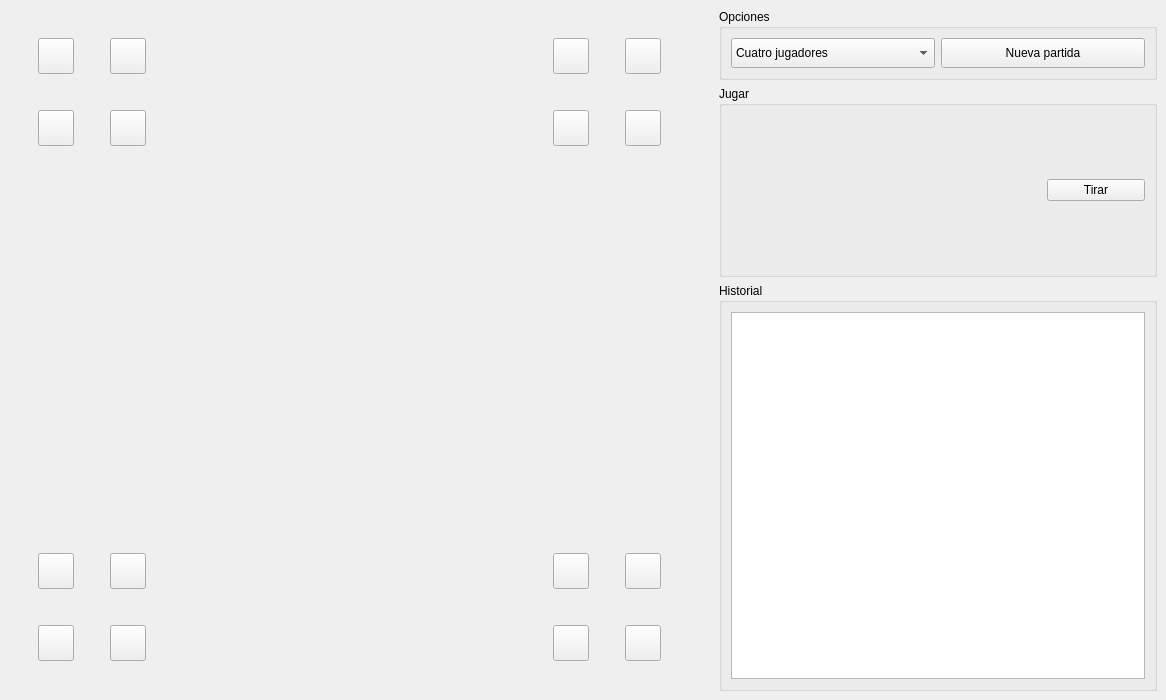
Old version of the form parchis.ui in the repository Lerduzz/Lerchis.
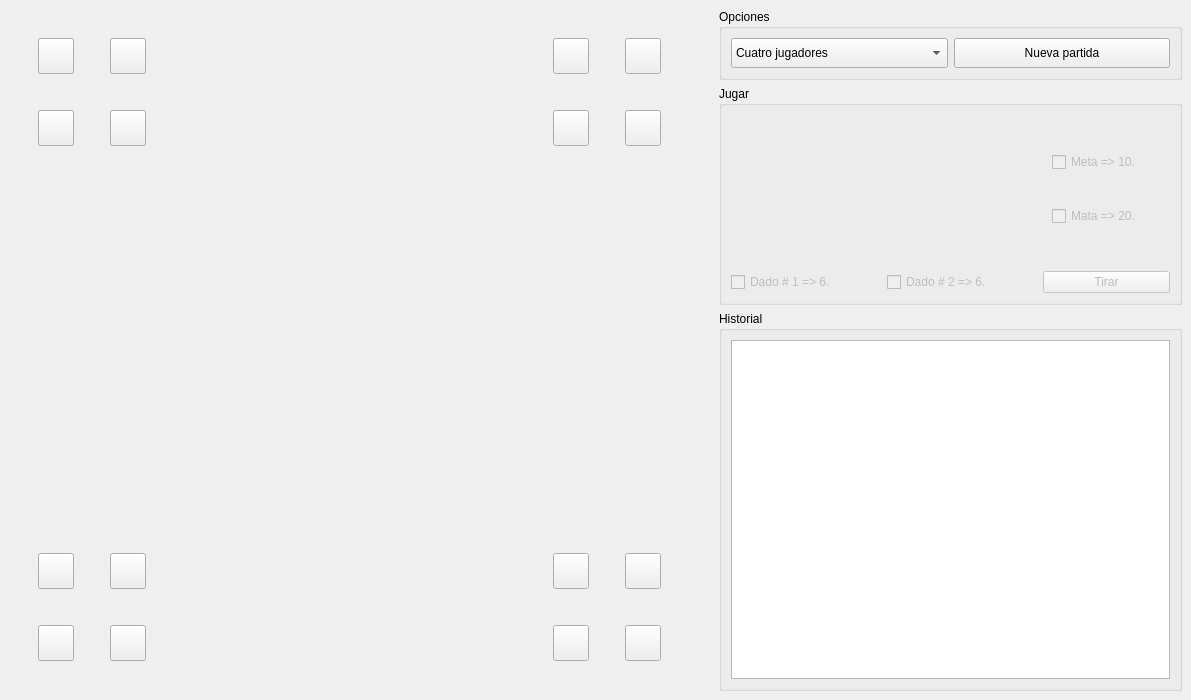
New version of the form. Icons and pictures are not drawn.

Commit message: Organizacion y limpieza para comenzar a crear la logica del juego.

What changed in the file:
```diff
--- a/parchis.ui
+++ b/parchis.ui
@@ -6,7 +6,7 @@
    <rect>
     <x>0</x>
     <y>0</y>
-    <width>1166</width>
+    <width>1191</width>
     <height>700</height>
    </rect>
   </property>
@@ -471,45 +471,18 @@
          <property name="title">
           <string>Jugar</string>
          </property>
-         <layout class="QHBoxLayout" name="horizontalLayout_2">
-          <item>
-           <widget class="QWidget" name="widgetDados" native="true">
-            <layout class="QHBoxLayout" name="layoutDados">
-             <property name="spacing">
-              <number>10</number>
-             </property>
-             <property name="leftMargin">
-              <number>0</number>
-             </property>
-             <property name="topMargin">
-              <number>0</number>
-             </property>
-             <property name="rightMargin">
-              <number>0</number>
-             </property>
-             <property name="bottomMargin">
-              <number>0</number>
-             </property>
-             <item>
-              <widget class="QWidget" name="dado1" native="true">
-               <property name="minimumSize">
-                <size>
-                 <width>150</width>
-                 <height>150</height>
-                </size>
-               </property>
-               <property name="maximumSize">
-                <size>
-                 <width>150</width>
-                 <height>150</height>
-                </size>
-               </property>
-               <property name="styleSheet">
-                <string notr="true">border-image: url(:/dados/dado06.png) 0 0 0 0 stretch stretch;</string>
+         <layout class="QGridLayout" name="layoutJugar">
+          <item row="1" column="0">
+           <widget class="QCheckBox" name="checkDado1">
+            <property name="enabled">
+             <bool>false</bool>
+            </property>
+            <property name="text">
+             <string>Dado # 1 =&gt; 6.</string>
                </property>
               </widget>
              </item>
-             <item>
+          <item row="0" column="1">
               <widget class="QWidget" name="dado2" native="true">
                <property name="minimumSize">
                 <size>
@@ -528,31 +501,65 @@
                </property>
               </widget>
              </item>
-            </layout>
-           </widget>
-          </item>
-          <item>
-           <widget class="QWidget" name="cajaTirar" native="true">
-            <layout class="QGridLayout" name="layoutTirar">
-             <property name="leftMargin">
-              <number>0</number>
-             </property>
-             <property name="topMargin">
-              <number>0</number>
-             </property>
-             <property name="rightMargin">
-              <number>0</number>
-             </property>
-             <property name="bottomMargin">
-              <number>0</number>
-             </property>
-             <property name="horizontalSpacing">
-              <number>0</number>
-             </property>
              <item row="0" column="0">
+           <widget class="QWidget" name="dado1" native="true">
+            <property name="minimumSize">
+             <size>
+              <width>150</width>
+              <height>150</height>
+             </size>
+            </property>
+            <property name="maximumSize">
+             <size>
+              <width>150</width>
+              <height>150</height>
+             </size>
+            </property>
+            <property name="styleSheet">
+             <string notr="true">border-image: url(:/dados/dado06.png) 0 0 0 0 stretch stretch;</string>
+            </property>
+           </widget>
+          </item>
+          <item row="1" column="1">
+           <widget class="QCheckBox" name="checkDado2">
+            <property name="enabled">
+             <bool>false</bool>
+            </property>
+            <property name="text">
+             <string>Dado # 2 =&gt; 6.</string>
+            </property>
+           </widget>
+          </item>
+          <item row="1" column="2">
               <widget class="QPushButton" name="btnTirar">
+            <property name="enabled">
+             <bool>false</bool>
+            </property>
                <property name="text">
                 <string>Tirar</string>
+            </property>
+           </widget>
+          </item>
+          <item row="0" column="2">
+           <widget class="QWidget" name="cajaBonus" native="true">
+            <layout class="QVBoxLayout" name="verticalLayout">
+             <item>
+              <widget class="QCheckBox" name="checkMeta">
+               <property name="enabled">
+                <bool>false</bool>
+               </property>
+               <property name="text">
+                <string>Meta =&gt; 10.</string>
+               </property>
+              </widget>
+             </item>
+             <item>
+              <widget class="QCheckBox" name="checkMata">
+               <property name="enabled">
+                <bool>false</bool>
+               </property>
+               <property name="text">
+                <string>Mata =&gt; 20.</string>
                </property>
               </widget>
              </item>
```
Lines whose indentation alone changed are shown as unchanged. The commit also changes 2 other files.
